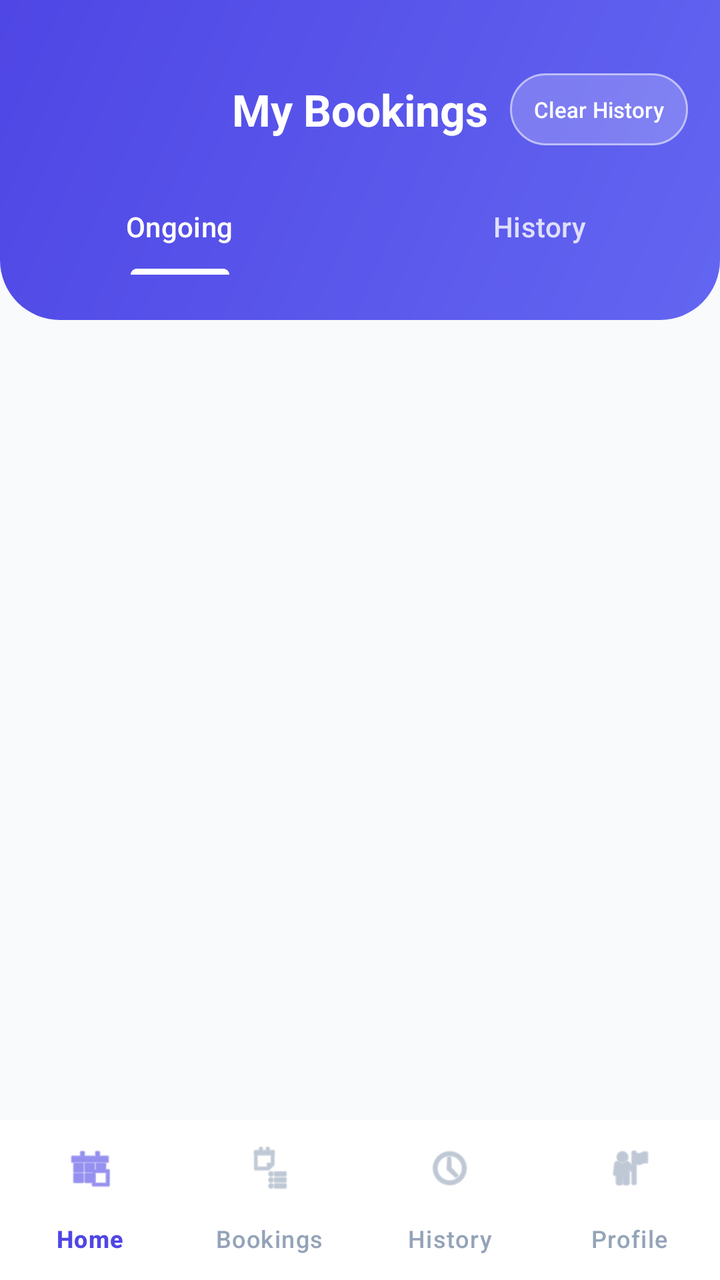
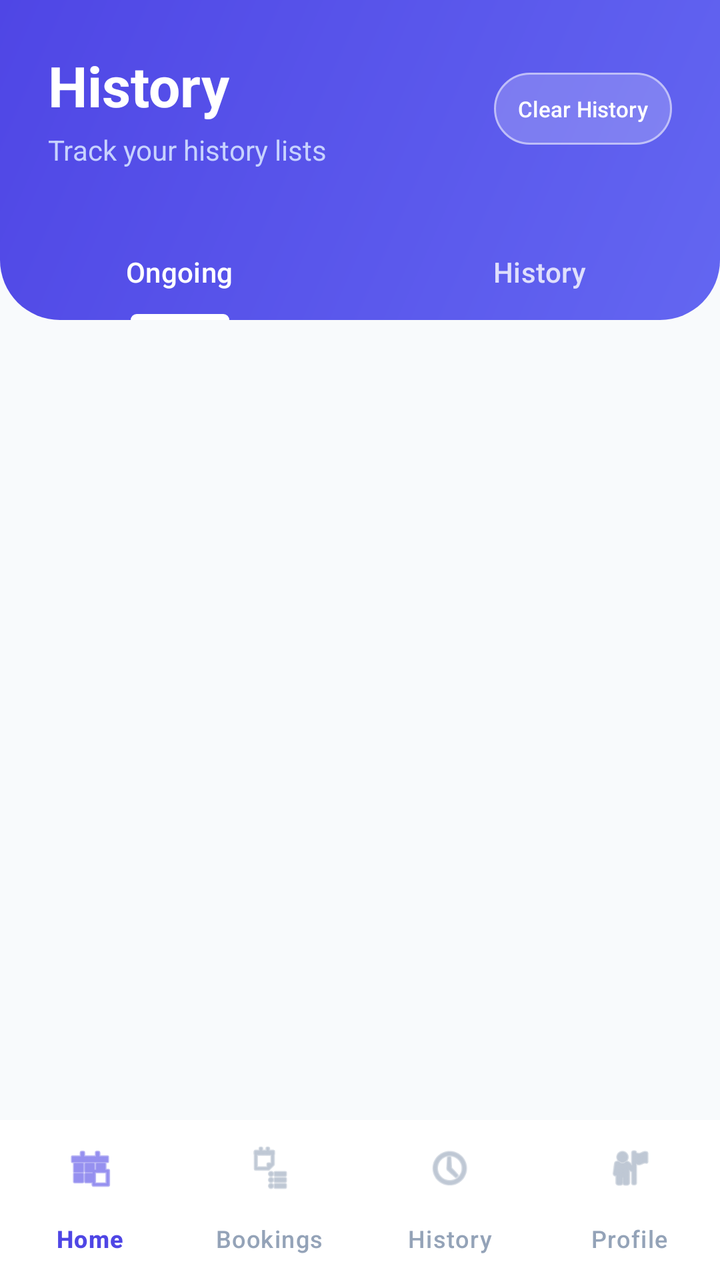

Compare the two renders of this Android layout. The source of the first and the diff that turns it into the second are given below.
<!-- AndroidManifest.xml: application theme Theme.UTMSPACE_HostelBookingSystem -->
<!-- res/layout/activity_history.xml -->
<?xml version="1.0" encoding="utf-8"?>
<androidx.constraintlayout.widget.ConstraintLayout xmlns:android="http://schemas.android.com/apk/res/android"
    xmlns:app="http://schemas.android.com/apk/res-auto"
    xmlns:tools="http://schemas.android.com/tools"
    android:id="@+id/main"
    android:layout_width="match_parent"
    android:layout_height="match_parent"
    android:background="#F8FAFC"
    tools:context=".HistoryActivity">

    
    <View
        android:id="@+id/headerBg"
        android:layout_width="match_parent"
        android:layout_height="160dp"
        android:background="@drawable/dashboard_gradient"
        app:layout_constraintTop_toTopOf="parent" />

    <TextView
        android:id="@+id/tvTitle"
        android:layout_width="wrap_content"
        android:layout_height="wrap_content"
        android:layout_marginTop="40dp"
        android:text="My Bookings"
        android:textColor="#FFFFFF"
        android:textSize="22sp"
        android:textStyle="bold"
        app:layout_constraintEnd_toEndOf="parent"
        app:layout_constraintStart_toStartOf="parent"
        app:layout_constraintTop_toTopOf="parent" />

    

    

    <com.google.android.material.button.MaterialButton
        android:id="@+id/btnClearHistory"
        style="@style/Widget.Material3.Button.OutlinedButton"
        android:layout_width="wrap_content"
        android:layout_height="36dp"
        android:layout_marginEnd="16dp"
        android:text="Clear History"
        android:textAllCaps="false"
        android:textColor="@color/white"
        android:textSize="11sp"
        android:paddingHorizontal="12dp"
        android:insetTop="0dp"
        android:insetBottom="0dp"
        app:strokeColor="#80FFFFFF"
        app:strokeWidth="1dp"
        app:backgroundTint="#33FFFFFF"
        app:cornerRadius="20dp"
        app:layout_constraintBottom_toBottomOf="@+id/tvTitle"
        app:layout_constraintTop_toTopOf="@+id/tvTitle"
        app:layout_constraintEnd_toEndOf="parent" />

    <com.google.android.material.tabs.TabLayout
        android:id="@+id/tabLayout"
        android:layout_width="match_parent"
        android:layout_height="wrap_content"
        android:layout_marginTop="20dp"
        android:background="@android:color/transparent"
        app:layout_constraintTop_toBottomOf="@id/tvTitle"
        app:tabIndicatorColor="#FFFFFF"
        app:tabIndicatorHeight="3dp"
        app:tabSelectedTextColor="#FFFFFF"
        app:tabTextColor="#CCFFFFFF">

        <com.google.android.material.tabs.TabItem
            android:layout_width="wrap_content"
            android:layout_height="wrap_content"
            android:text="Ongoing" />

        <com.google.android.material.tabs.TabItem
            android:layout_width="wrap_content"
            android:layout_height="wrap_content"
            android:text="History" />
    </com.google.android.material.tabs.TabLayout>

    
    <androidx.recyclerview.widget.RecyclerView
        android:id="@+id/rvBookingHistory"
        android:layout_width="match_parent"
        android:layout_height="0dp"
        android:clipToPadding="false"
        android:paddingHorizontal="16dp"
        android:paddingTop="16dp"
        android:paddingBottom="80dp"
        app:layout_constraintBottom_toTopOf="@id/bottomNavigation"
        app:layout_constraintTop_toBottomOf="@id/headerBg"
        tools:listitem="@layout/item_booking_history" />

    
    <com.google.android.material.bottomnavigation.BottomNavigationView
        android:id="@+id/bottomNavigation"
        style="@style/BottomNavStyle"
        android:layout_width="match_parent"
        android:layout_height="80dp"
        app:elevation="8dp"
        app:layout_constraintBottom_toBottomOf="parent"
        app:menu="@menu/student_nav_menu"
        tools:ignore="VisualLintBottomNav" />

</androidx.constraintlayout.widget.ConstraintLayout>
<!-- res/layout/item_booking_history.xml (included above) -->
<?xml version="1.0" encoding="utf-8"?>
<com.google.android.material.card.MaterialCardView xmlns:android="http://schemas.android.com/apk/res/android"
    xmlns:app="http://schemas.android.com/apk/res-auto"
    android:layout_width="match_parent"
    android:layout_height="wrap_content"
    android:layout_marginVertical="8dp"
    app:cardCornerRadius="16dp"
    app:cardElevation="2dp"
    app:strokeColor="#F1F5F9"
    app:strokeWidth="1dp">

    <androidx.constraintlayout.widget.ConstraintLayout
        android:layout_width="match_parent"
        android:layout_height="wrap_content"
        android:padding="16dp">

        <ImageView
            android:id="@+id/ivBuildingIcon"
            android:layout_width="48dp"
            android:layout_height="48dp"
            android:background="#EEF2FF"
            android:padding="10dp"
            android:src="@android:drawable/ic_menu_myplaces"
            app:layout_constraintStart_toStartOf="parent"
            app:layout_constraintTop_toTopOf="parent"
            app:tint="#6366F1" />

        <TextView
            android:id="@+id/tvRoomType"
            android:layout_width="0dp"
            android:layout_height="wrap_content"
            android:layout_marginStart="16dp"
            android:text="Premium Single Room"
            android:textColor="#1E293B"
            android:textSize="16sp"
            android:textStyle="bold"
            app:layout_constraintEnd_toStartOf="@id/tvStatus"
            app:layout_constraintStart_toEndOf="@id/ivBuildingIcon"
            app:layout_constraintTop_toTopOf="@id/ivBuildingIcon" />

        <TextView
            android:id="@+id/tvBookingDate"
            android:layout_width="wrap_content"
            android:layout_height="wrap_content"
            android:text="24 May 2026"
            android:textColor="#64748B"
            android:textSize="13sp"
            app:layout_constraintStart_toStartOf="@id/tvRoomType"
            app:layout_constraintTop_toBottomOf="@id/tvRoomType" />

        <TextView
            android:id="@+id/tvStatus"
            android:layout_width="wrap_content"
            android:layout_height="wrap_content"
            android:paddingHorizontal="12dp"
            android:paddingVertical="4dp"
            android:text="Approved"
            android:textColor="#10B981"
            android:textSize="12sp"
            android:textStyle="bold"
            app:layout_constraintEnd_toEndOf="parent"
            app:layout_constraintTop_toTopOf="@id/tvRoomType" />

        <View
            android:id="@+id/divider"
            android:layout_width="match_parent"
            android:layout_height="1dp"
            android:layout_marginTop="16dp"
            android:background="#F1F5F9"
            app:layout_constraintTop_toBottomOf="@id/ivBuildingIcon" />

        <TextView
            android:id="@+id/tvPriceLabel"
            android:layout_width="wrap_content"
            android:layout_height="wrap_content"
            android:layout_marginTop="12dp"
            android:text="Total Amount"
            android:textColor="#94A3B8"
            android:textSize="12sp"
            app:layout_constraintStart_toStartOf="parent"
            app:layout_constraintTop_toBottomOf="@id/divider" />

        <TextView
            android:id="@+id/tvTotalPrice"
            android:layout_width="wrap_content"
            android:layout_height="wrap_content"
            android:text="$475.00"
            android:textColor="#1E293B"
            android:textSize="14sp"
            android:textStyle="bold"
            app:layout_constraintBottom_toBottomOf="@id/tvPriceLabel"
            app:layout_constraintEnd_toEndOf="parent"
            app:layout_constraintTop_toTopOf="@id/tvPriceLabel" />

        
        <TextView
            android:id="@+id/tvClickPayment"
            android:layout_width="wrap_content"
            android:layout_height="wrap_content"
            android:layout_marginTop="12dp"
            android:background="?attr/selectableItemBackground"
            android:clickable="true"
            android:focusable="true"
            android:padding="4dp"
            android:text="Click to Payment"
            android:textColor="#6366F1"
            android:textSize="13sp"
            android:textStyle="bold"
            app:layout_constraintEnd_toEndOf="parent"
            app:layout_constraintTop_toBottomOf="@id/tvTotalPrice" />

    </androidx.constraintlayout.widget.ConstraintLayout>
</com.google.android.material.card.MaterialCardView>
<!-- resources referenced by this layout -->
<resources>
  <color name="white">#FFFFFFFF</color>
  <!-- drawable dashboard_gradient (drawable) -->
  <?xml version="1.0" encoding="utf-8"?>
  <shape xmlns:android="http://schemas.android.com/apk/res/android">
      <gradient
          android:startColor="#6366F1"
          android:endColor="#4F46E5"
          android:angle="135"/>
      <corners android:bottomLeftRadius="30dp" android:bottomRightRadius="30dp" />
  </shape>
  <style name="BottomNavStyle" parent="Widget.Material3.BottomNavigationView">
          
          <item name="backgroundTint">@color/white</item>
  
          
          <item name="itemIconTint">@color/nav_item_colors</item>
          <item name="itemTextColor">@color/nav_item_colors</item>
  
          
          <item name="itemActiveIndicatorStyle">@style/App.ActiveIndicator</item>
  
          
          <item name="labelVisibilityMode">labeled</item>
  
          
          <item name="itemTextAppearanceActive">@style/BottomNavText.Active</item>
          <item name="itemTextAppearanceInactive">@style/BottomNavText.Inactive</item>
      </style>
  <style name="Theme.UTMSPACE_HostelBookingSystem" parent="Base.Theme.UTMSPACE_HostelBookingSystem" />
  <style name="App.ActiveIndicator" parent="Widget.Material3.BottomNavigationView.ActiveIndicator">
          
          <item name="android:color">#EEF2FF</item>
          
          <item name="android:width">48dp</item>
      </style>
  <style name="BottomNavText.Active" parent="TextAppearance.Material3.LabelMedium">
          <item name="android:textStyle">bold</item>
          <item name="android:textSize">12sp</item>
      </style>
  <style name="BottomNavText.Inactive" parent="TextAppearance.Material3.LabelMedium">
          <item name="android:textStyle">normal</item>
          <item name="android:textSize">12sp</item>
      </style>
  <style name="Base.Theme.UTMSPACE_HostelBookingSystem" parent="Theme.Material3.DayNight.NoActionBar">
          
          
      </style>
</resources>

<!-- the commit's change to res/layout/activity_history.xml (unified diff, before → after) -->
@@ -16,29 +16,39 @@
         android:background="@drawable/dashboard_gradient"
         app:layout_constraintTop_toTopOf="parent" />
 
-    <TextView
-        android:id="@+id/tvTitle"
-        android:layout_width="wrap_content"
+    <LinearLayout
+        android:id="@+id/headerTextLayer"
+        android:layout_width="match_parent"
         android:layout_height="wrap_content"
-        android:layout_marginTop="40dp"
-        android:text="My Bookings"
-        android:textColor="#FFFFFF"
-        android:textSize="22sp"
-        android:textStyle="bold"
-        app:layout_constraintEnd_toEndOf="parent"
-        app:layout_constraintStart_toStartOf="parent"
-        app:layout_constraintTop_toTopOf="parent" />
-
-    
-
-    
-
+        android:orientation="vertical"
+        android:padding="24dp"
+        app:layout_constraintTop_toTopOf="parent">
+
+        <TextView
+            android:id="@+id/tvTitle"
+            android:layout_width="wrap_content"
+            android:layout_height="wrap_content"
+            android:text="History"
+            android:textColor="#FFFFFF"
+            android:textSize="28sp"
+            android:textStyle="bold" />
+
+        <TextView
+            android:layout_width="wrap_content"
+            android:layout_height="wrap_content"
+            android:layout_marginTop="4dp"
+            android:text="Track your history lists"
+            android:textColor="#C7D2FE"
+            android:textSize="14sp" />
+    </LinearLayout>
+
+    
     <com.google.android.material.button.MaterialButton
         android:id="@+id/btnClearHistory"
         style="@style/Widget.Material3.Button.OutlinedButton"
         android:layout_width="wrap_content"
         android:layout_height="36dp"
-        android:layout_marginEnd="16dp"
+        android:layout_marginEnd="24dp"
         android:text="Clear History"
         android:textAllCaps="false"
         android:textColor="@color/white"
@@ -50,17 +60,17 @@
         app:strokeWidth="1dp"
         app:backgroundTint="#33FFFFFF"
         app:cornerRadius="20dp"
-        app:layout_constraintBottom_toBottomOf="@+id/tvTitle"
-        app:layout_constraintTop_toTopOf="@+id/tvTitle"
+        app:layout_constraintBottom_toBottomOf="@+id/headerTextLayer"
+        app:layout_constraintTop_toTopOf="@+id/headerTextLayer"
         app:layout_constraintEnd_toEndOf="parent" />
 
+    
     <com.google.android.material.tabs.TabLayout
         android:id="@+id/tabLayout"
         android:layout_width="match_parent"
         android:layout_height="wrap_content"
-        android:layout_marginTop="20dp"
         android:background="@android:color/transparent"
-        app:layout_constraintTop_toBottomOf="@id/tvTitle"
+        app:layout_constraintBottom_toBottomOf="@id/headerBg"
         app:tabIndicatorColor="#FFFFFF"
         app:tabIndicatorHeight="3dp"
         app:tabSelectedTextColor="#FFFFFF"
@@ -84,8 +94,8 @@
         android:layout_height="0dp"
         android:clipToPadding="false"
         android:paddingHorizontal="16dp"
-        android:paddingTop="16dp"
-        android:paddingBottom="80dp"
+        android:paddingTop="12dp"
+        android:paddingBottom="16dp"
         app:layout_constraintBottom_toTopOf="@id/bottomNavigation"
         app:layout_constraintTop_toBottomOf="@id/headerBg"
         tools:listitem="@layout/item_booking_history" />
@@ -96,6 +106,7 @@
         style="@style/BottomNavStyle"
         android:layout_width="match_parent"
         android:layout_height="80dp"
+        android:background="#FFFFFF"
         app:elevation="8dp"
         app:layout_constraintBottom_toBottomOf="parent"
         app:menu="@menu/student_nav_menu"
